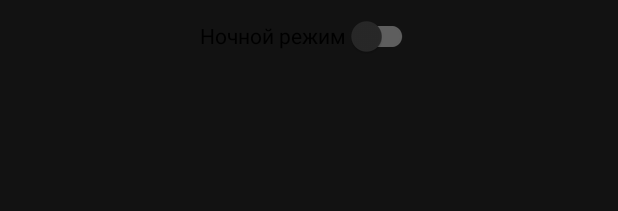
After one commit to HomchenkoP/NASAApp, an Android app: the layout fragment_settings.xml on its own in the app's theme, with its tools: preview values and no code run, on a phone screen of 412 x 824 dp. The commit adds this screen. Shown: the top 211 px of the screen. Run offline under Robolectric (Android 15) with nearby library versions, the phone set to English and light mode, and no system bars.

Commit message:
2. Создайте две темы для вашего приложения и в отдельном экране настроек добавьте возможность менять эти темы.

```diff
--- a/app/build.gradle
+++ b/app/build.gradle
@@ -59,6 +59,8 @@ dependencies {
     implementation 'com.squareup.okhttp3:logging-interceptor:3.12.2'
     //Koil image download
     implementation("io.coil-kt:coil:0.9.2")
+    implementation 'androidx.preference:preference:1.1.1'
+    implementation 'androidx.legacy:legacy-support-v4:1.0.0'
     testImplementation 'junit:junit:4.+'
     androidTestImplementation 'androidx.test.ext:junit:1.1.2'
     androidTestImplementation 'androidx.test.espresso:espresso-core:3.3.0'
--- /dev/null
+++ b/app/src/main/res/layout/fragment_settings.xml
@@ -0,0 +1,22 @@
+<?xml version="1.0" encoding="utf-8"?>
+<FrameLayout
+    xmlns:android="http://schemas.android.com/apk/res/android"
+    xmlns:tools="http://schemas.android.com/tools"
+    android:layout_width="match_parent"
+    android:layout_height="match_parent"
+    tools:context=".view.SettingsFragment">
+
+    <LinearLayout
+        android:layout_width="match_parent"
+        android:layout_height="match_parent"
+        android:orientation="vertical">
+
+        <com.google.android.material.switchmaterial.SwitchMaterial
+            android:id="@+id/switchNightMode"
+            android:layout_width="wrap_content"
+            android:layout_height="wrap_content"
+            android:layout_gravity="center"
+            android:text="@string/night_mode_text"
+            android:textColor="?attr/colorOnSecondary" />
+    </LinearLayout>
+</FrameLayout>
--- a/app/src/main/res/values/strings.xml
+++ b/app/src/main/res/values/strings.xml
@@ -5,4 +5,6 @@
     <string name="wiki_search_helper_text">Термин</string>
     <string name="previous_date_text">Предыдущий</string>
     <string name="next_date_text">Следующий</string>
+    <string name="prefs_title">Настройки</string>
+    <string name="night_mode_text">Ночной режим</string>
 </resources>
```
Also changed, not shown: app/src/main/java/ru/geekbrains/nasaapp/view/BaseActivity.kt (added, +67 -0 lines), app/src/main/java/ru/geekbrains/nasaapp/view/MainActivity.kt (+24 -3 lines), app/src/main/java/ru/geekbrains/nasaapp/view/SettingsFragment.kt (added, +40 -0 lines), app/src/main/res/menu/menu_main.xml (added, +10 -0 lines).
